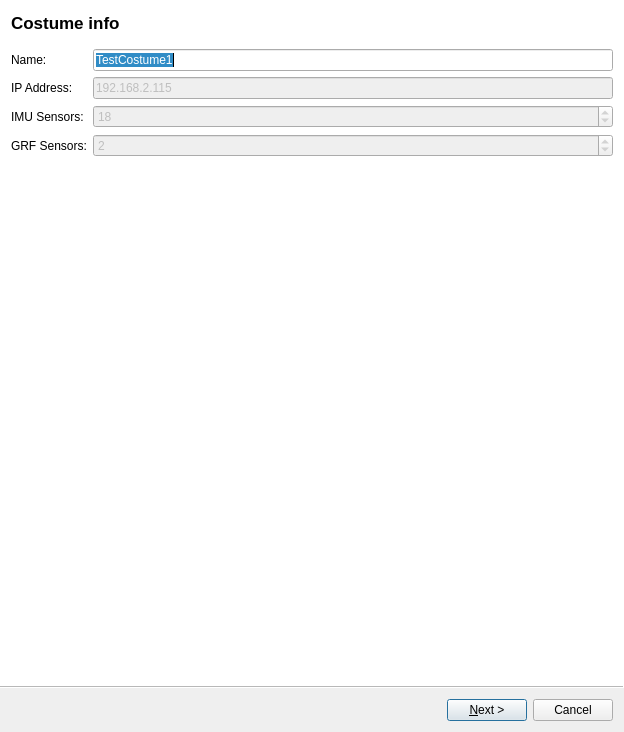
First picture: the form in trunk/src/edr/src/plugins/imuCostume/ui/IMUCostumeCalibrationWizard.ui, repository mk4me/hm-mde-one, before the edit.
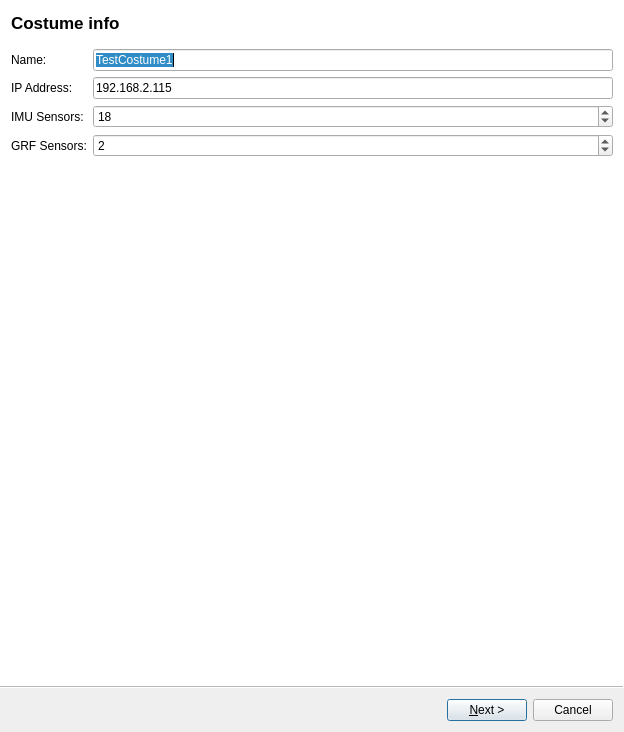
Second picture: the form after the edit. Icons and pictures are not drawn.

```diff
--- a/trunk/src/edr/src/plugins/imuCostume/ui/IMUCostumeCalibrationWizard.ui
+++ b/trunk/src/edr/src/plugins/imuCostume/ui/IMUCostumeCalibrationWizard.ui
@@ -64,7 +64,7 @@
     <item row="1" column="1">
      <widget class="QLineEdit" name="ipAddressLineEdit">
       <property name="enabled">
-       <bool>false</bool>
+       <bool>true</bool>
       </property>
       <property name="text">
        <string>192.168.2.115</string>
@@ -81,7 +81,7 @@
     <item row="2" column="1">
      <widget class="QSpinBox" name="imuSensorsSpinBox">
       <property name="enabled">
-       <bool>false</bool>
+       <bool>true</bool>
       </property>
       <property name="value">
        <number>18</number>
@@ -98,7 +98,7 @@
     <item row="3" column="1">
      <widget class="QSpinBox" name="grfSensorsSpinBox">
       <property name="enabled">
-       <bool>false</bool>
+       <bool>true</bool>
       </property>
       <property name="value">
        <number>2</number>
```
